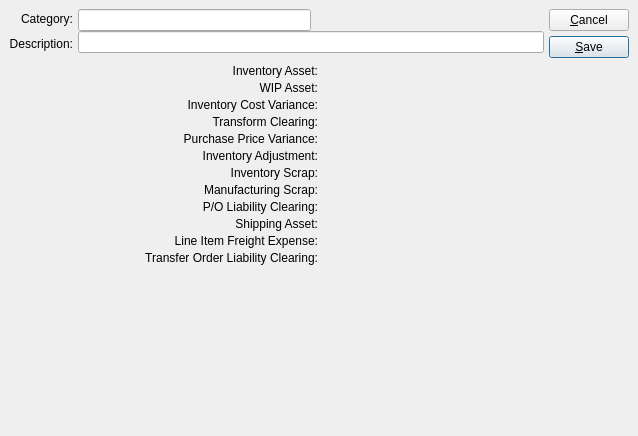
Pegasus-RPG/xtuple-client, file guiclient/costCategory.ui: the form before one commit.
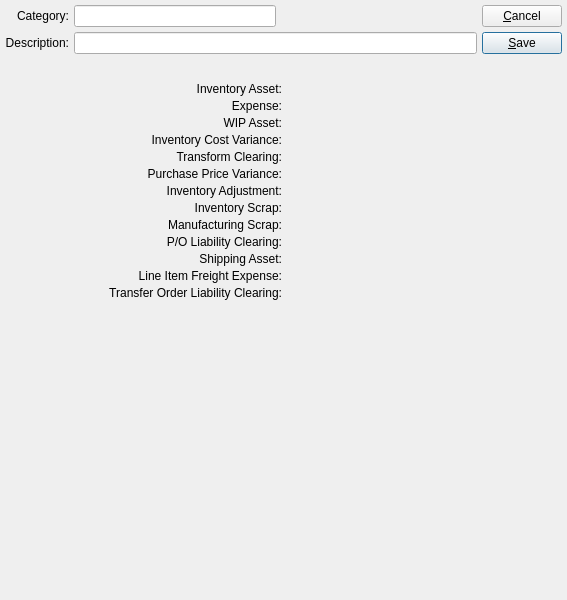
The form after the commit. Custom widgets are drawn as their Qt base class.

Commit message: issue #3592:  Add an expense account to cost categories to be used for non-inventory controlled items.

What changed in the file:
```diff
--- a/guiclient/costCategory.ui
+++ b/guiclient/costCategory.ui
@@ -13,61 +13,23 @@
    <rect>
     <x>0</x>
     <y>0</y>
-    <width>638</width>
-    <height>436</height>
+    <width>567</width>
+    <height>600</height>
    </rect>
   </property>
   <property name="windowTitle">
    <string>Cost Category</string>
   </property>
-  <layout class="QVBoxLayout">
-   <property name="spacing">
-    <number>0</number>
-   </property>
-   <property name="margin">
-    <number>9</number>
-   </property>
+  <layout class="QGridLayout" name="gridLayout_3">
+   <item row="0" column="0">
+    <layout class="QVBoxLayout" name="verticalLayout_2">
    <item>
-    <layout class="QVBoxLayout">
-     <property name="spacing">
-      <number>6</number>
-     </property>
-     <property name="margin">
-      <number>0</number>
-     </property>
+      <layout class="QGridLayout" name="gridLayout_2">
+       <item row="0" column="0">
+        <layout class="QVBoxLayout" name="verticalLayout">
      <item>
-      <layout class="QHBoxLayout">
-       <property name="spacing">
-        <number>5</number>
-       </property>
-       <property name="margin">
-        <number>0</number>
-       </property>
-       <item>
-        <layout class="QVBoxLayout">
-         <property name="spacing">
-          <number>0</number>
-         </property>
-         <property name="margin">
-          <number>0</number>
-         </property>
-         <item>
-          <layout class="QHBoxLayout">
-           <property name="spacing">
-            <number>5</number>
-           </property>
-           <property name="margin">
-            <number>0</number>
-           </property>
-           <item>
-            <layout class="QVBoxLayout">
-             <property name="spacing">
-              <number>5</number>
-             </property>
-             <property name="margin">
-              <number>0</number>
-             </property>
-             <item>
+          <layout class="QGridLayout" name="gridLayout">
+           <item row="0" column="0">
               <widget class="QLabel" name="_categoryLit">
                <property name="text">
                 <string>Category:</string>
@@ -77,34 +39,11 @@
                </property>
               </widget>
              </item>
-             <item>
-              <widget class="QLabel" name="_descriptionLit">
-               <property name="text">
-                <string>Description:</string>
-               </property>
-               <property name="alignment">
-                <set>Qt::AlignRight|Qt::AlignTrailing|Qt::AlignVCenter</set>
-               </property>
-              </widget>
-             </item>
-            </layout>
-           </item>
-           <item>
-            <layout class="QVBoxLayout">
-             <property name="spacing">
-              <number>0</number>
-             </property>
-             <property name="margin">
-              <number>0</number>
-             </property>
-             <item>
+           <item row="0" column="1">
               <layout class="QHBoxLayout">
                <property name="spacing">
                 <number>0</number>
                </property>
-               <property name="margin">
-                <number>0</number>
-               </property>
                <item>
                 <widget class="XLineEdit" name="_category"/>
                </item>
@@ -126,21 +65,26 @@
                </item>
               </layout>
              </item>
-             <item>
+           <item row="1" column="0">
+            <widget class="QLabel" name="_descriptionLit">
+             <property name="text">
+              <string>Description:</string>
+             </property>
+             <property name="alignment">
+              <set>Qt::AlignRight|Qt::AlignTrailing|Qt::AlignVCenter</set>
+             </property>
+            </widget>
+           </item>
+           <item row="1" column="1">
               <widget class="XLineEdit" name="_description"/>
              </item>
             </layout>
            </item>
-          </layout>
-         </item>
          <item>
-          <spacer>
+          <spacer name="verticalSpacer">
            <property name="orientation">
             <enum>Qt::Vertical</enum>
            </property>
-           <property name="sizeType">
-            <enum>QSizePolicy::MinimumExpanding</enum>
-           </property>
            <property name="sizeHint" stdset="0">
             <size>
              <width>20</width>
@@ -151,22 +95,13 @@
          </item>
         </layout>
        </item>
-       <item>
+       <item row="0" column="1">
         <layout class="QVBoxLayout">
          <property name="spacing">
           <number>0</number>
          </property>
-         <property name="margin">
-          <number>0</number>
-         </property>
          <item>
           <layout class="QVBoxLayout">
-           <property name="spacing">
-            <number>5</number>
-           </property>
-           <property name="margin">
-            <number>0</number>
-           </property>
            <item>
             <widget class="QPushButton" name="_close">
              <property name="text">
@@ -207,13 +142,8 @@
          </item>
         </layout>
        </item>
-      </layout>
-     </item>
-     <item>
+       <item row="1" column="0" colspan="2">
       <layout class="QGridLayout">
-       <property name="margin">
-        <number>0</number>
-       </property>
        <property name="spacing">
         <number>3</number>
        </property>
@@ -227,20 +157,49 @@
          </property>
         </widget>
        </item>
+         <item row="0" column="1">
+          <widget class="GLCluster" name="_asset"/>
+         </item>
+         <item row="1" column="0">
+          <widget class="QLabel" name="_expenseLit">
+           <property name="text">
+            <string>Expense:</string>
+           </property>
+           <property name="alignment">
+            <set>Qt::AlignRight|Qt::AlignTrailing|Qt::AlignVCenter</set>
+           </property>
+          </widget>
+         </item>
        <item row="1" column="1">
+          <widget class="GLCluster" name="_expense"/>
+         </item>
+         <item row="2" column="0">
+          <widget class="QLabel" name="_wipAssetLit">
+           <property name="text">
+            <string>WIP Asset:</string>
+           </property>
+           <property name="alignment">
+            <set>Qt::AlignRight|Qt::AlignTrailing|Qt::AlignVCenter</set>
+           </property>
+          </widget>
+         </item>
+         <item row="2" column="1">
         <widget class="GLCluster" name="_wip"/>
        </item>
-       <item row="6" column="0">
-        <widget class="QLabel" name="_invScrapLit">
-         <property name="text">
-          <string>Inventory Scrap:</string>
-         </property>
-         <property name="alignment">
-          <set>Qt::AlignRight|Qt::AlignTrailing|Qt::AlignVCenter</set>
-         </property>
-        </widget>
-       </item>
        <item row="3" column="0">
+          <widget class="QLabel" name="_inventoryCostVarianceLit">
+           <property name="text">
+            <string>Inventory Cost Variance:</string>
+           </property>
+           <property name="alignment">
+            <set>Qt::AlignRight|Qt::AlignTrailing|Qt::AlignVCenter</set>
+           </property>
+          </widget>
+         </item>
+         <item row="3" column="1">
+          <widget class="GLCluster" name="_inventoryCost"/>
+         </item>
+         <item row="4" column="0">
         <widget class="QLabel" name="_transformClearingLit">
          <property name="text">
           <string>Transform Clearing:</string>
@@ -251,50 +210,22 @@
         </widget>
        </item>
        <item row="4" column="1">
-        <widget class="GLCluster" name="_purchasePrice"/>
-       </item>
-       <item row="8" column="1">
-        <widget class="GLCluster" name="_liability"/>
-       </item>
-       <item row="6" column="1">
-        <widget class="GLCluster" name="_invScrap"/>
-       </item>
-       <item row="7" column="1">
-        <widget class="GLCluster" name="_mfgScrap"/>
-       </item>
-       <item row="8" column="0">
-        <widget class="QLabel" name="_poLiabilityClearingLit">
-         <property name="text">
-          <string>P/O Liability Clearing:</string>
-         </property>
-         <property name="alignment">
-          <set>Qt::AlignRight|Qt::AlignTrailing|Qt::AlignVCenter</set>
-         </property>
-        </widget>
-       </item>
-       <item row="0" column="1">
-        <widget class="GLCluster" name="_asset"/>
-       </item>
-       <item row="9" column="1">
-        <widget class="GLCluster" name="_shippingAsset"/>
-       </item>
-       <item row="1" column="0">
-        <widget class="QLabel" name="_wipAssetLit">
-         <property name="text">
-          <string>WIP Asset:</string>
-         </property>
-         <property name="alignment">
-          <set>Qt::AlignRight|Qt::AlignTrailing|Qt::AlignVCenter</set>
-         </property>
-        </widget>
-       </item>
-       <item row="5" column="1">
-        <widget class="GLCluster" name="_adjustment"/>
-       </item>
-       <item row="3" column="1">
         <widget class="GLCluster" name="_transformClearing"/>
        </item>
        <item row="5" column="0">
+          <widget class="QLabel" name="_purchasePriceVarianceLit">
+           <property name="text">
+            <string>Purchase Price Variance:</string>
+           </property>
+           <property name="alignment">
+            <set>Qt::AlignRight|Qt::AlignTrailing|Qt::AlignVCenter</set>
+           </property>
+          </widget>
+         </item>
+         <item row="5" column="1">
+          <widget class="GLCluster" name="_purchasePrice"/>
+         </item>
+         <item row="6" column="0">
         <widget class="QLabel" name="_adjustmentsLit">
          <property name="text">
           <string>Inventory Adjustment:</string>
@@ -304,7 +235,23 @@
          </property>
         </widget>
        </item>
+         <item row="6" column="1">
+          <widget class="GLCluster" name="_adjustment"/>
+         </item>
        <item row="7" column="0">
+          <widget class="QLabel" name="_invScrapLit">
+           <property name="text">
+            <string>Inventory Scrap:</string>
+           </property>
+           <property name="alignment">
+            <set>Qt::AlignRight|Qt::AlignTrailing|Qt::AlignVCenter</set>
+           </property>
+          </widget>
+         </item>
+         <item row="7" column="1">
+          <widget class="GLCluster" name="_invScrap"/>
+         </item>
+         <item row="8" column="0">
         <widget class="QLabel" name="_mfgScrapLit">
          <property name="text">
           <string>Manufacturing Scrap:</string>
@@ -314,43 +261,23 @@
          </property>
         </widget>
        </item>
-       <item row="2" column="0">
-        <widget class="QLabel" name="_inventoryCostVarianceLit">
-         <property name="text">
-          <string>Inventory Cost Variance:</string>
-         </property>
-         <property name="alignment">
-          <set>Qt::AlignRight|Qt::AlignTrailing|Qt::AlignVCenter</set>
-         </property>
-        </widget>
-       </item>
-       <item row="10" column="1">
-        <widget class="GLCluster" name="_freight"/>
-       </item>
-       <item row="4" column="0">
-        <widget class="QLabel" name="_purchasePriceVarianceLit">
-         <property name="text">
-          <string>Purchase Price Variance:</string>
-         </property>
-         <property name="alignment">
-          <set>Qt::AlignRight|Qt::AlignTrailing|Qt::AlignVCenter</set>
-         </property>
-        </widget>
-       </item>
-       <item row="10" column="0">
-        <widget class="QLabel" name="_freightLit">
-         <property name="text">
-          <string>Line Item Freight Expense:</string>
-         </property>
-         <property name="alignment">
-          <set>Qt::AlignRight|Qt::AlignTrailing|Qt::AlignVCenter</set>
-         </property>
-        </widget>
-       </item>
-       <item row="2" column="1">
-        <widget class="GLCluster" name="_inventoryCost"/>
+         <item row="8" column="1">
+          <widget class="GLCluster" name="_mfgScrap"/>
        </item>
        <item row="9" column="0">
+          <widget class="QLabel" name="_poLiabilityClearingLit">
+           <property name="text">
+            <string>P/O Liability Clearing:</string>
+           </property>
+           <property name="alignment">
+            <set>Qt::AlignRight|Qt::AlignTrailing|Qt::AlignVCenter</set>
+           </property>
+          </widget>
+         </item>
+         <item row="9" column="1">
+          <widget class="GLCluster" name="_liability"/>
+         </item>
+         <item row="10" column="0">
         <widget class="QLabel" name="_shippingAssetLit">
          <property name="text">
           <string>Shipping Asset:</string>
@@ -360,7 +287,23 @@
          </property>
         </widget>
        </item>
+         <item row="10" column="1">
+          <widget class="GLCluster" name="_shippingAsset"/>
+         </item>
        <item row="11" column="0">
+          <widget class="QLabel" name="_freightLit">
+           <property name="text">
+            <string>Line Item Freight Expense:</string>
+           </property>
+           <property name="alignment">
+            <set>Qt::AlignRight|Qt::AlignTrailing|Qt::AlignVCenter</set>
+           </property>
+          </widget>
+         </item>
+         <item row="11" column="1">
+          <widget class="GLCluster" name="_freight"/>
+         </item>
+         <item row="12" column="0">
         <widget class="QLabel" name="_toLiabilityClearingLit">
          <property name="text">
           <string>Transfer Order Liability Clearing:</string>
@@ -373,7 +316,7 @@
          </property>
         </widget>
        </item>
-       <item row="11" column="1">
+         <item row="12" column="1">
         <widget class="GLCluster" name="_toLiabilityClearing"/>
        </item>
       </layout>
@@ -390,11 +333,13 @@
      </property>
      <property name="sizeHint" stdset="0">
       <size>
-       <width>620</width>
-       <height>16</height>
+         <width>20</width>
+         <height>13</height>
       </size>
      </property>
     </spacer>
+     </item>
+    </layout>
    </item>
   </layout>
  </widget>
```
Lines whose indentation alone changed are shown as unchanged. The commit also changes 1 other file.
